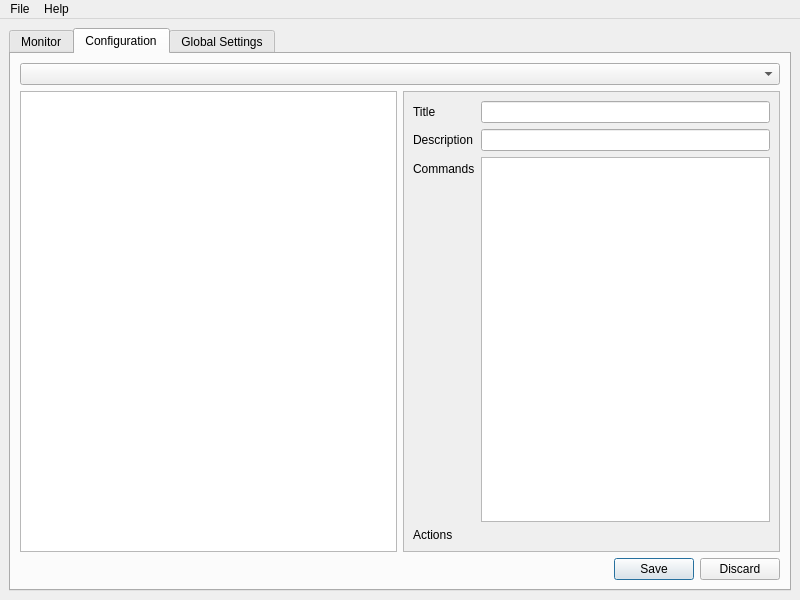
This is ui/manager.ui in nalquas/vokey as Qt 5 draws it before an edit. The edited form follows.
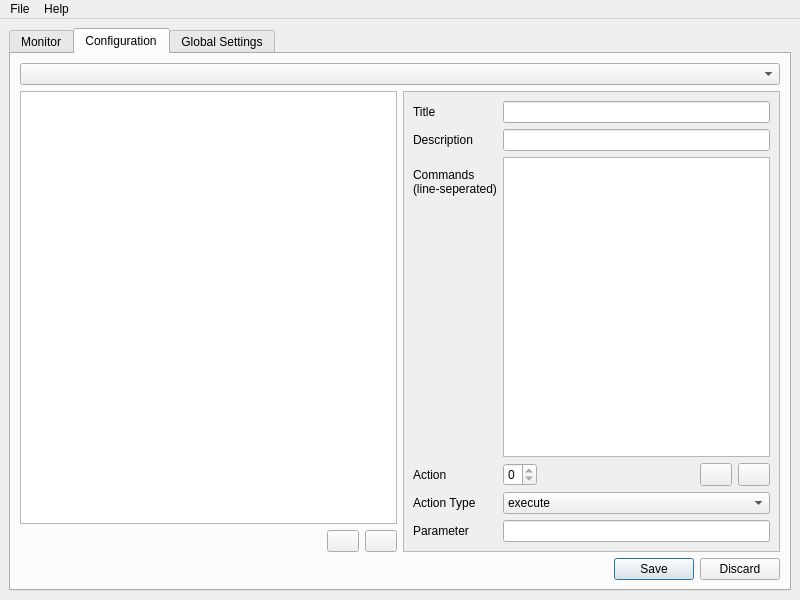
This is the edited form. The open tabs and pages were chosen to show the change. Icons and pictures are not drawn.

```diff
--- a/ui/manager.ui
+++ b/ui/manager.ui
@@ -93,7 +93,93 @@
         <item>
          <layout class="QHBoxLayout" name="horizontalLayout_2">
           <item>
-           <widget class="QListWidget" name="listWidget"/>
+           <layout class="QVBoxLayout" name="verticalLayout_5">
+            <property name="sizeConstraint">
+             <enum>QLayout::SetDefaultConstraint</enum>
+            </property>
+            <property name="topMargin">
+             <number>0</number>
+            </property>
+            <item>
+             <widget class="QListWidget" name="listWidget_event">
+              <property name="toolTip">
+               <string>&lt;html&gt;&lt;head/&gt;&lt;body&gt;&lt;p&gt;List of events of this profile&lt;/p&gt;&lt;/body&gt;&lt;/html&gt;</string>
+              </property>
+             </widget>
+            </item>
+            <item>
+             <layout class="QHBoxLayout" name="horizontalLayout_3">
+              <property name="topMargin">
+               <number>0</number>
+              </property>
+              <item>
+               <spacer name="horizontalSpacer_2">
+                <property name="orientation">
+                 <enum>Qt::Horizontal</enum>
+                </property>
+                <property name="sizeHint" stdset="0">
+                 <size>
+                  <width>40</width>
+                  <height>20</height>
+                 </size>
+                </property>
+               </spacer>
+              </item>
+              <item>
+               <widget class="QPushButton" name="pushButton_add_event">
+                <property name="maximumSize">
+                 <size>
+                  <width>32</width>
+                  <height>32</height>
+                 </size>
+                </property>
+                <property name="toolTip">
+                 <string>&lt;html&gt;&lt;head/&gt;&lt;body&gt;&lt;p&gt;Add Event&lt;/p&gt;&lt;/body&gt;&lt;/html&gt;</string>
+                </property>
+                <property name="text">
+                 <string/>
+                </property>
+                <property name="icon">
+                 <iconset theme="list-add">
+                  <normaloff>.</normaloff>.</iconset>
+                </property>
+                <property name="iconSize">
+                 <size>
+                  <width>16</width>
+                  <height>16</height>
+                 </size>
+                </property>
+                <property name="default">
+                 <bool>false</bool>
+                </property>
+                <property name="flat">
+                 <bool>false</bool>
+                </property>
+               </widget>
+              </item>
+              <item>
+               <widget class="QPushButton" name="pushButton_remove_event">
+                <property name="maximumSize">
+                 <size>
+                  <width>32</width>
+                  <height>32</height>
+                 </size>
+                </property>
+                <property name="toolTip">
+                 <string>&lt;html&gt;&lt;head/&gt;&lt;body&gt;&lt;p&gt;Remove Selected Event&lt;/p&gt;&lt;/body&gt;&lt;/html&gt;</string>
+                </property>
+                <property name="text">
+                 <string/>
+                </property>
+                <property name="icon">
+                 <iconset theme="list-remove">
+                  <normaloff>.</normaloff>.</iconset>
+                </property>
+               </widget>
+              </item>
+             </layout>
+            </item>
+           </layout>
           </item>
           <item>
            <widget class="QScrollArea" name="scrollArea_2">
@@ -128,22 +214,181 @@
                </widget>
               </item>
               <item row="1" column="1">
-               <widget class="QLineEdit" name="lineEdit_3"/>
-              </item>
-              <item row="2" column="1">
-               <widget class="QPlainTextEdit" name="plainTextEdit"/>
+               <widget class="QLineEdit" name="lineEdit_event_description">
+                <property name="toolTip">
+                 <string>&lt;html&gt;&lt;head/&gt;&lt;body&gt;&lt;p&gt;Description of this event&lt;/p&gt;&lt;/body&gt;&lt;/html&gt;</string>
+                </property>
+               </widget>
               </item>
               <item row="2" column="0">
                <widget class="QLabel" name="label_4">
                 <property name="text">
-                 <string>Commands</string>
+                 <string>Commands
+(line-seperated)</string>
+                </property>
+               </widget>
+              </item>
+              <item row="2" column="1">
+               <widget class="QPlainTextEdit" name="plainTextEdit_commands">
+                <property name="toolTip">
+                 <string>&lt;html&gt;&lt;head/&gt;&lt;body&gt;&lt;p&gt;Voice commands that can trigger this event&lt;/p&gt;&lt;p&gt;(one command per line)&lt;/p&gt;&lt;/body&gt;&lt;/html&gt;</string>
                 </property>
                </widget>
               </item>
               <item row="3" column="0">
                <widget class="QLabel" name="label_5">
                 <property name="text">
-                 <string>Actions</string>
+                 <string>Action</string>
+                </property>
+               </widget>
+              </item>
+              <item row="3" column="1">
+               <layout class="QHBoxLayout" name="horizontalLayout_4">
+                <property name="topMargin">
+                 <number>0</number>
+                </property>
+                <property name="rightMargin">
+                 <number>0</number>
+                </property>
+                <item>
+                 <widget class="QSpinBox" name="spinBox_action">
+                  <property name="toolTip">
+                   <string>&lt;html&gt;&lt;head/&gt;&lt;body&gt;&lt;p&gt;Edit action number X&lt;/p&gt;&lt;/body&gt;&lt;/html&gt;</string>
+                  </property>
+                  <property name="suffix">
+                   <string/>
+                  </property>
+                  <property name="maximum">
+                   <number>0</number>
+                  </property>
+                 </widget>
+                </item>
+                <item>
+                 <spacer name="horizontalSpacer_3">
+                  <property name="orientation">
+                   <enum>Qt::Horizontal</enum>
+                  </property>
+                  <property name="sizeHint" stdset="0">
+                   <size>
+                    <width>40</width>
+                    <height>20</height>
+                   </size>
+                  </property>
+                 </spacer>
+                </item>
+                <item>
+                 <widget class="QPushButton" name="pushButton_add_action">
+                  <property name="maximumSize">
+                   <size>
+                    <width>32</width>
+                    <height>32</height>
+                   </size>
+                  </property>
+                  <property name="toolTip">
+                   <string>&lt;html&gt;&lt;head/&gt;&lt;body&gt;&lt;p&gt;Add Action&lt;/p&gt;&lt;/body&gt;&lt;/html&gt;</string>
+                  </property>
+                  <property name="text">
+                   <string/>
+                  </property>
+                  <property name="icon">
+                   <iconset theme="list-add">
+                    <normaloff>.</normaloff>.</iconset>
+                  </property>
+                  <property name="iconSize">
+                   <size>
+                    <width>16</width>
+                    <height>16</height>
+                   </size>
+                  </property>
+                  <property name="default">
+                   <bool>false</bool>
+                  </property>
+                  <property name="flat">
+                   <bool>false</bool>
+                  </property>
+                 </widget>
+                </item>
+                <item>
+                 <widget class="QPushButton" name="pushButton_remove_action">
+                  <property name="maximumSize">
+                   <size>
+                    <width>32</width>
+                    <height>32</height>
+                   </size>
+                  </property>
+                  <property name="toolTip">
+                   <string>&lt;html&gt;&lt;head/&gt;&lt;body&gt;&lt;p&gt;Remove Selected Action&lt;/p&gt;&lt;/body&gt;&lt;/html&gt;</string>
+                  </property>
+                  <property name="text">
+                   <string/>
+                  </property>
+                  <property name="icon">
+                   <iconset theme="list-remove">
+                    <normaloff>.</normaloff>.</iconset>
+                  </property>
+                 </widget>
+                </item>
+               </layout>
+              </item>
+              <item row="4" column="0">
+               <widget class="QLabel" name="label_6">
+                <property name="text">
+                 <string>Action Type</string>
+                </property>
+               </widget>
+              </item>
+              <item row="4" column="1">
+               <widget class="QComboBox" name="comboBox_action_type">
+                <property name="sizePolicy">
+                 <sizepolicy hsizetype="Preferred" vsizetype="Fixed">
+                  <horstretch>0</horstretch>
+                  <verstretch>0</verstretch>
+                 </sizepolicy>
+                </property>
+                <property name="toolTip">
+                 <string>&lt;html&gt;&lt;head/&gt;&lt;body&gt;&lt;p&gt;Type of the selected action&lt;/p&gt;&lt;/body&gt;&lt;/html&gt;</string>
+                </property>
+                <property name="currentText">
+                 <string>execute</string>
+                </property>
+                <item>
+                 <property name="text">
+                  <string>execute</string>
+                 </property>
+                </item>
+                <item>
+                 <property name="text">
+                  <string>print</string>
+                 </property>
+                </item>
+                <item>
+                 <property name="text">
+                  <string>bell</string>
+                 </property>
+                </item>
+                <item>
+                 <property name="text">
+                  <string>play_audio</string>
+                 </property>
+                </item>
+                <item>
+                 <property name="text">
+                  <string>speak</string>
+                 </property>
+                </item>
+               </widget>
+              </item>
+              <item row="5" column="0">
+               <widget class="QLabel" name="label_7">
+                <property name="text">
+                 <string>Parameter</string>
+                </property>
+               </widget>
+              </item>
+              <item row="5" column="1">
+               <widget class="QLineEdit" name="lineEdit_action_parameter">
+                <property name="toolTip">
+                 <string>&lt;html&gt;&lt;head/&gt;&lt;body&gt;&lt;p&gt;Type-specific parameters of the selected action&lt;/p&gt;&lt;/body&gt;&lt;/html&gt;</string>
                 </property>
                </widget>
               </item>
```
Left out of the diff: 61 changed lines with no effect on the pictures.
